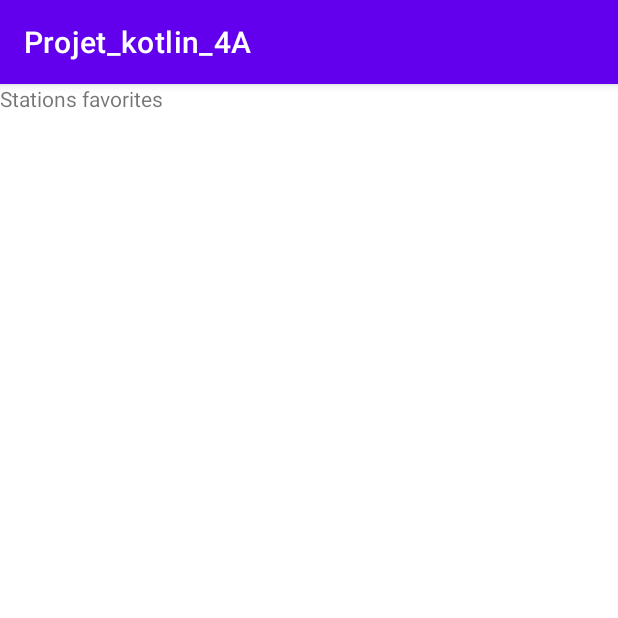
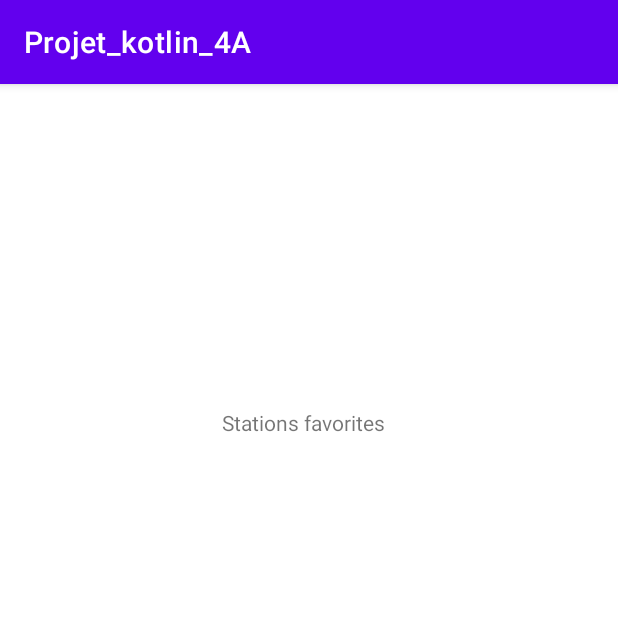
Before and after one commit to Tristan-Bourhis/Application_android_projet_4A, an Android app: the StationFavoritesActivity screen opened directly, with no data from a screen before it, on a phone screen of 412 x 824 dp, the top half of it. Run offline under Robolectric (Android 15) with nearby library versions, the phone set to English and light mode, and no system bars; 1 statement that could not run was skipped.

```diff
--- a/app/src/main/java/fr/epf/min1/projet_kotlin_4a/StationFavoritesActivity.kt
+++ b/app/src/main/java/fr/epf/min1/projet_kotlin_4a/StationFavoritesActivity.kt
@@ -2,10 +2,48 @@ package fr.epf.min1.projet_kotlin_4a
 
 import androidx.appcompat.app.AppCompatActivity
 import android.os.Bundle
+import android.widget.TextView
+import android.widget.Toast
+import com.google.gson.JsonObject
+import fr.epf.min1.projet_kotlin_4a.api.StationsService
+import retrofit2.Call
+import retrofit2.Callback
+import retrofit2.Response
+import retrofit2.Retrofit
+import retrofit2.converter.gson.GsonConverterFactory
+import kotlin.math.log
 
 class StationFavoritesActivity : AppCompatActivity() {
+
+    lateinit var tvResponse: TextView
+
     override fun onCreate(savedInstanceState: Bundle?) {
         super.onCreate(savedInstanceState)
         setContentView(R.layout.activity_station_favorites)
+
+        tvResponse = findViewById(R.id.reponce)
+
+        //create retrofit instance
+        val retrofit = Retrofit.Builder()
+            .baseUrl("https://velib-metropole-opendata.smoove.pro/opendata/Velib_Metropole/")
+            .addConverterFactory(GsonConverterFactory.create())
+            .build()
+        val stationService = retrofit.create(StationsService::class.java)
+
+        //call api
+        val result = stationService.getStations()
+        result.enqueue(object : Callback<JsonObject> {
+            override fun onResponse(call: Call<JsonObject>, response: Response<JsonObject>) {
+                if(response.isSuccessful) {
+                    tvResponse.text = "success"
+                }
+            }
+
+            override fun onFailure(call: Call<JsonObject>, t: Throwable) {
+                Toast.makeText(applicationContext, "Erreur serveur", Toast.LENGTH_SHORT).show()
+            }
+
+        })
+
     }
 }
--- /dev/null
+++ b/app/src/main/java/fr/epf/min1/projet_kotlin_4a/api/StationsService.kt
@@ -0,0 +1,12 @@
+package fr.epf.min1.projet_kotlin_4a.api
+
+import com.google.gson.JsonObject
+import retrofit2.Call
+import retrofit2.http.GET
+
+interface StationsService {
+
+    @GET("station_information.json")
+    fun getStations() : Call<JsonObject>
+
+}
--- a/app/src/main/res/layout/activity_station_favorites.xml
+++ b/app/src/main/res/layout/activity_station_favorites.xml
@@ -7,11 +7,13 @@
     tools:context=".StationFavoritesActivity">
 
     <TextView
-        android:id="@+id/textView"
+        android:id="@+id/reponce"
         android:layout_width="wrap_content"
         android:layout_height="wrap_content"
+        android:layout_marginStart="148dp"
+        android:layout_marginTop="216dp"
         android:text="Stations favorites"
-        tools:layout_editor_absoluteX="150dp"
-        tools:layout_editor_absoluteY="219dp" />
+        app:layout_constraintStart_toStartOf="parent"
+        app:layout_constraintTop_toTopOf="parent" />
 
 </androidx.constraintlayout.widget.ConstraintLayout>
```
Also changed, not shown: app/build.gradle (+2 -6 lines).
